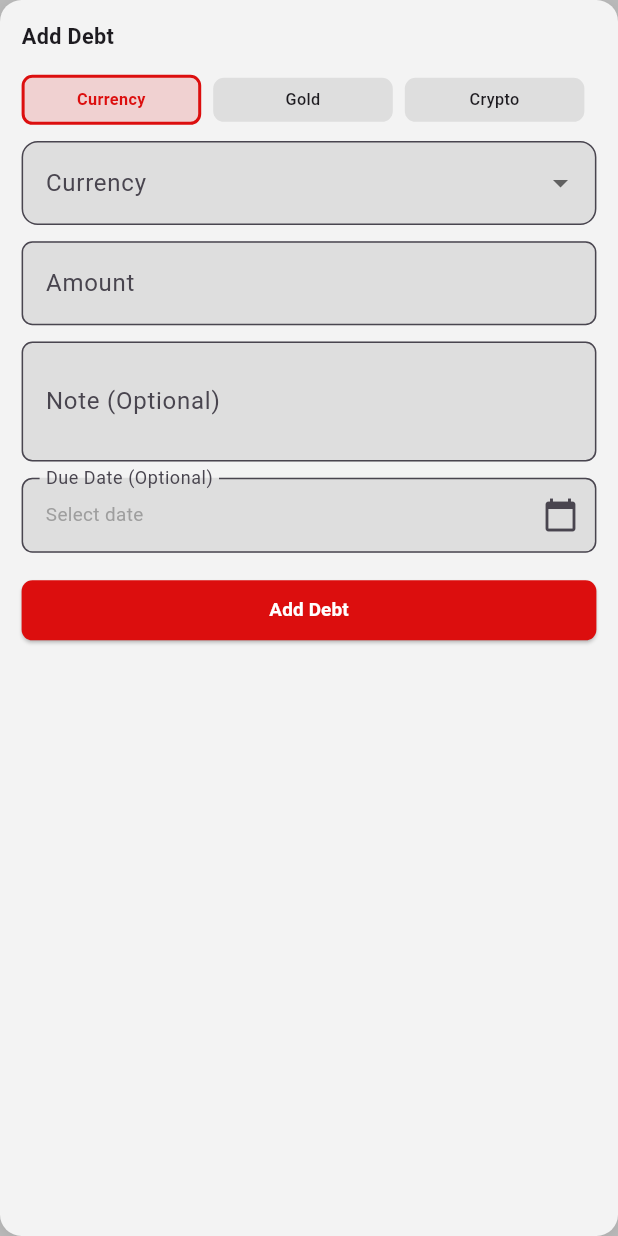
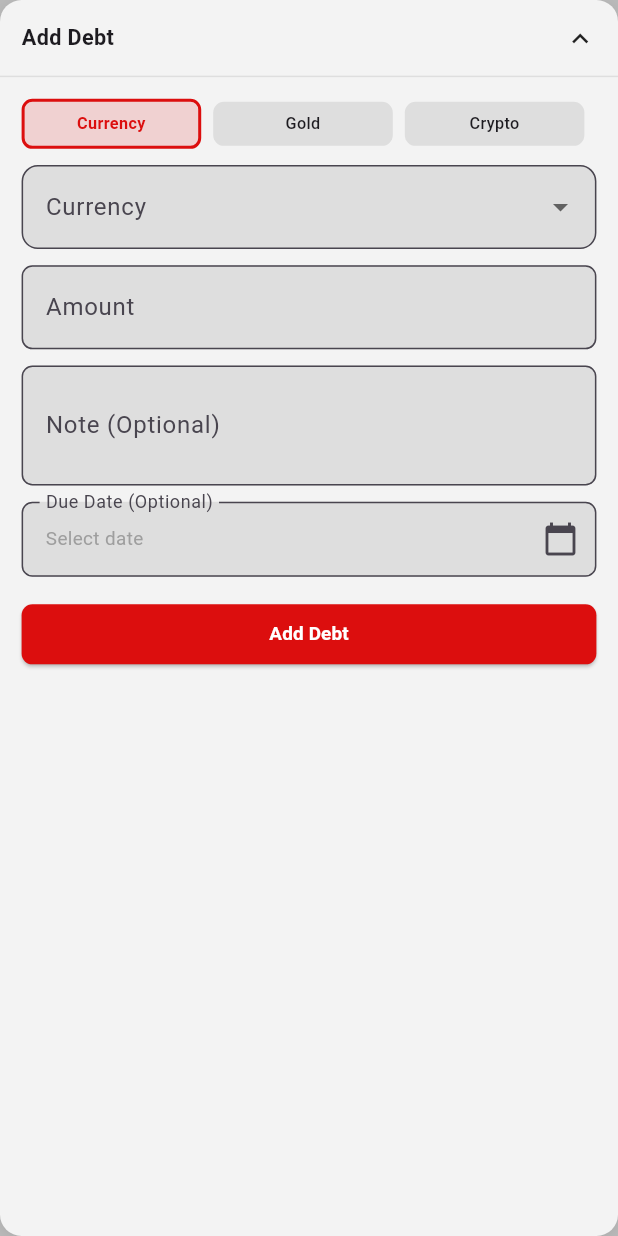
Before and after one commit to YigitAkture/InvesTracker, a Flutter app: the AddDebtBox widget shown alone on an empty page, opened directly with empty values, on a phone screen of 412 x 824 dp. Run offline on Flutter 3.47's test engine with Material 3 defaults, Android fonts, the phone set to English and light mode, and no system bars; our stand-ins replace flutter_screenutil, shared_preferences; accounts and stored records are empty; network calls fail.

Commit message:
add collapse feature to add asset/debt boxes

```diff
--- a/inves_tracker/lib/views/wallet/widgets/add_debt_box.dart
+++ b/inves_tracker/lib/views/wallet/widgets/add_debt_box.dart
@@ -37,6 +37,7 @@ class _AddDebtBoxState extends State<AddDebtBox> {
   String? _selectedCode;
   DateTime? _selectedDueDate;
   bool _isLoading = false;
+  bool _isExpanded = true;
 
   final Map<ExchangeType, List<String>> _codesByType = {
     ExchangeType.currency: [
@@ -176,7 +177,6 @@ class _AddDebtBoxState extends State<AddDebtBox> {
   Widget build(BuildContext context) {
     final l10n = AppLocalizations.of(context)!;
     return Container(
-      padding: EdgeInsets.all(16.r),
       decoration: BoxDecoration(
         color: AppColors.foreground(context),
         borderRadius: BorderRadius.circular(16.r),
@@ -191,15 +191,40 @@ class _AddDebtBoxState extends State<AddDebtBox> {
       child: Column(
         crossAxisAlignment: CrossAxisAlignment.start,
         children: [
-          Text(
+          // Header Row (Always Visible)
+          InkWell(
+            onTap: () => setState(() => _isExpanded = !_isExpanded),
+            borderRadius: BorderRadius.circular(16.r),
+            child: Padding(
+              padding: EdgeInsets.all(16.r),
+              child: Row(
+                children: [
+                  Expanded(
+                    child: Text(
                       l10n.addDebt,
                       style: TextStyle(
                         fontSize: 16.sp,
                         fontWeight: FontWeight.w600,
                       ),
                     ),
-          SizedBox(height: 16.h),
+                  ),
+                  Icon(
+                    _isExpanded ? Icons.expand_less : Icons.expand_more,
+                    size: 24.sp,
+                  ),
+                ],
+              ),
+            ),
+          ),
 
+          // Collapsible Content
+          if (_isExpanded) ...[
+            Divider(height: 1, color: AppColors.background2(context)),
+            Padding(
+              padding: EdgeInsets.all(16.r),
+              child: Column(
+                crossAxisAlignment: CrossAxisAlignment.start,
+                children: [
                   // Exchange Type Selector
                   Row(
                     children: ExchangeType.values.map((type) {
@@ -244,12 +269,12 @@ class _AddDebtBoxState extends State<AddDebtBox> {
                   // Code Dropdown
                   Theme(
                     data: Theme.of(context).copyWith(
-              canvasColor: AppColors.background2(context), // background of dropdown
+                      canvasColor: AppColors.background2(context),
                     ),
                     child: DropdownButtonFormField<String>(
-              initialValue: _selectedCode,
+                      value: _selectedCode,
                       alignment: Alignment.centerLeft,
-              dropdownColor: AppColors.background2(context), // extra safety
+                      dropdownColor: AppColors.background2(context),
                       menuMaxHeight: 450.h,
                       borderRadius: BorderRadius.circular(12.r),
                       items: _codesByType[_selectedType]!.map((code) {
@@ -387,6 +412,10 @@ class _AddDebtBoxState extends State<AddDebtBox> {
                   ),
                 ],
               ),
+            ),
+          ],
+        ],
+      ),
     );
   }
 }
```
Also changed, not shown: inves_tracker/lib/views/wallet/widgets/add_asset_box.dart (+35 -6 lines). Lines whose indentation alone changed are shown as unchanged.
